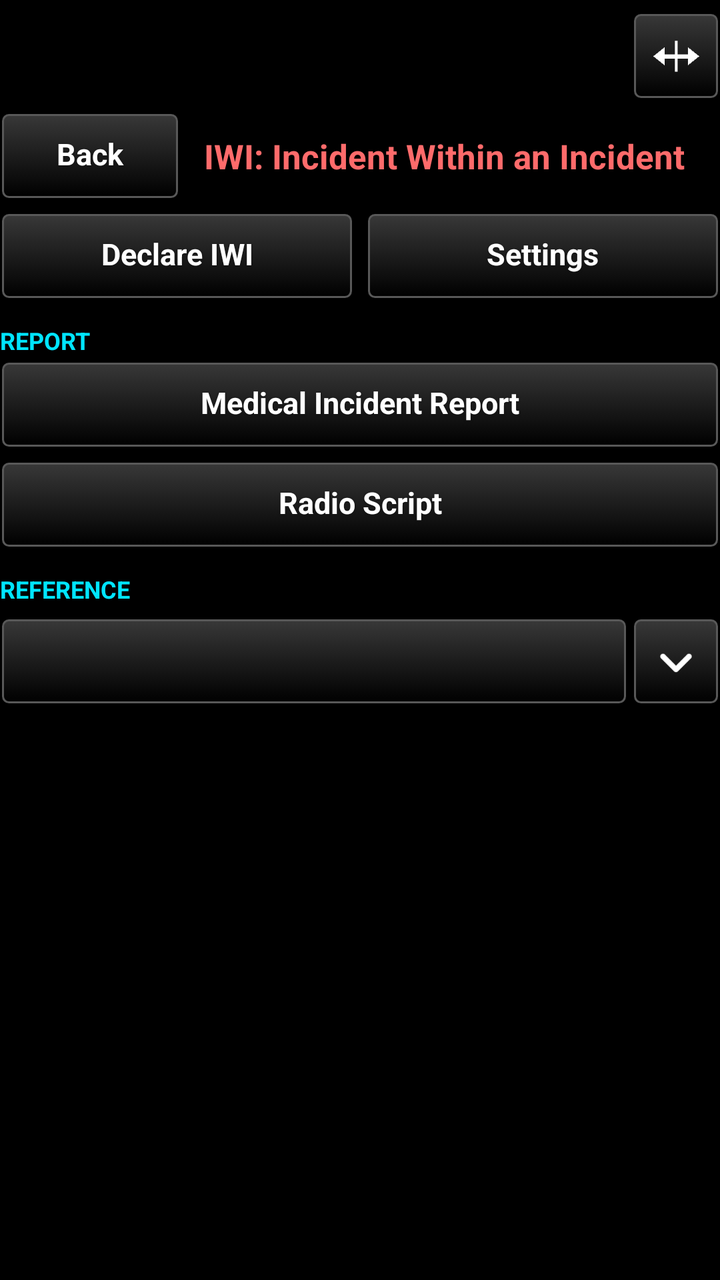
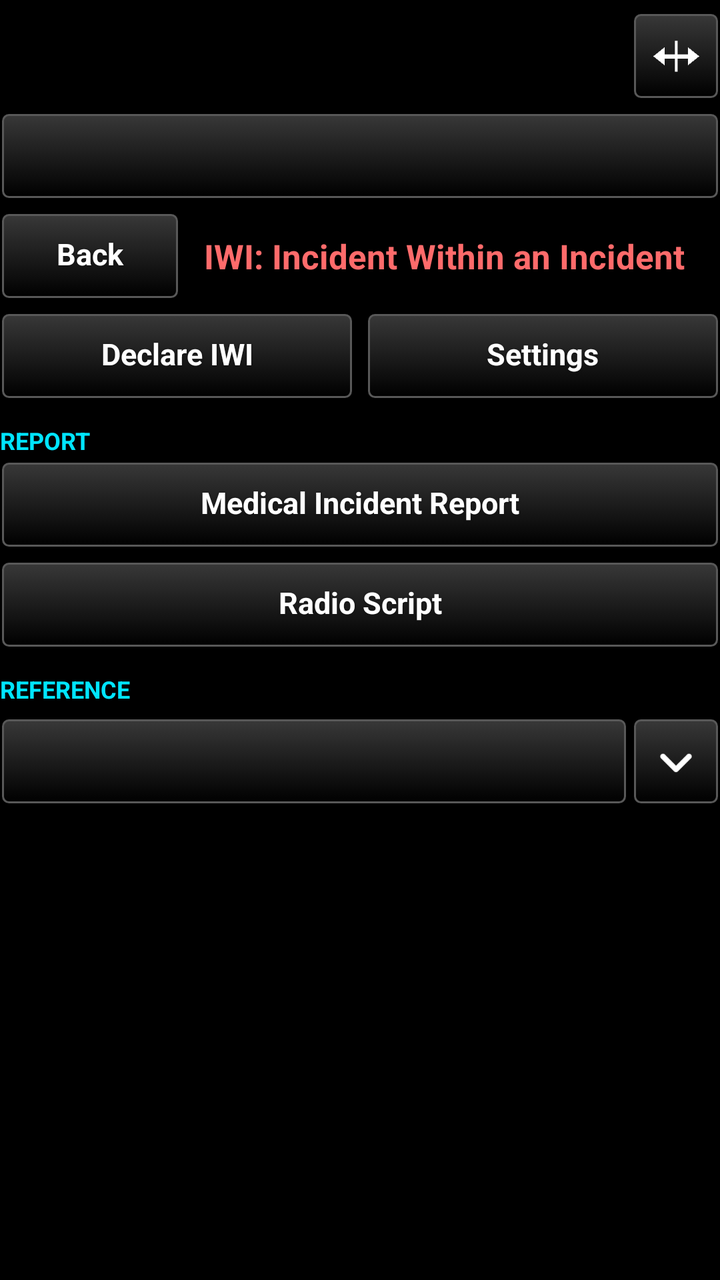

Two renders of the same Android screen: before a commit and after it. Below are the layout's source before the change and the commit's diff.
<!-- AndroidManifest.xml: application theme AppTheme -->
<!-- res/layout/iwi_layout.xml -->
<?xml version="1.0" encoding="utf-8"?>
<LinearLayout xmlns:android="http://schemas.android.com/apk/res/android"
    android:layout_width="match_parent"
    android:layout_height="match_parent"
    android:orientation="vertical"
    android:visibility="visible">

    
    <TextView
        android:id="@+id/iwi_status"
        android:layout_width="match_parent"
        android:layout_height="wrap_content"
        android:paddingTop="8dp"
        android:paddingBottom="4dp"
        android:textSize="13sp"
        android:textColor="@color/amber"
        android:visibility="gone" />

    
    <LinearLayout
        android:id="@+id/iwi_tally"
        android:layout_width="match_parent"
        android:layout_height="44dp"
        android:layout_marginTop="6dp"
        android:orientation="horizontal">

        <TextView
            android:id="@+id/iwi_tally_red"
            android:layout_width="0dp"
            android:layout_height="match_parent"
            android:layout_weight="1"
            android:gravity="center"
            android:textSize="22sp"
            android:textStyle="bold" />

        <TextView
            android:id="@+id/iwi_tally_yellow"
            android:layout_width="0dp"
            android:layout_height="match_parent"
            android:layout_weight="1"
            android:layout_marginLeft="6dp"
            android:gravity="center"
            android:textSize="22sp"
            android:textStyle="bold" />

        <TextView
            android:id="@+id/iwi_tally_green"
            android:layout_width="0dp"
            android:layout_height="match_parent"
            android:layout_weight="1"
            android:layout_marginLeft="6dp"
            android:gravity="center"
            android:textSize="22sp"
            android:textStyle="bold" />

        <TextView
            android:id="@+id/iwi_tally_black"
            android:layout_width="0dp"
            android:layout_height="match_parent"
            android:layout_weight="1"
            android:layout_marginLeft="6dp"
            android:gravity="center"
            android:textSize="22sp"
            android:textStyle="bold" />

        
        <TextView
            android:id="@+id/iwi_tally_total"
            android:layout_width="0dp"
            android:layout_height="match_parent"
            android:layout_weight="1.6"
            android:layout_marginLeft="10dp"
            android:gravity="center"
            android:textSize="22sp"
            android:textStyle="bold"
            android:textColor="@color/white" />

        
        <ImageButton
            android:id="@+id/iwi_btn_wide"
            style="@style/TakwerxIconButton"
            android:layout_width="44dp"
            android:layout_height="match_parent"
            android:layout_weight="0"
            android:layout_marginLeft="6dp"
            android:layout_marginRight="0dp"
            android:contentDescription="@string/iwi_wide_desc"
            android:src="@drawable/ic_wide" />
    </LinearLayout>

    
    <LinearLayout
        android:id="@+id/iwi_main_page"
        android:layout_width="match_parent"
        android:layout_height="0dp"
        android:layout_weight="1"
        android:orientation="vertical">

    <LinearLayout
        android:layout_width="match_parent"
        android:layout_height="wrap_content"
        android:orientation="horizontal"
        android:gravity="center_vertical"
        android:layout_marginTop="6dp">

        <Button
            android:id="@+id/iwi_btn_main_back"
            style="@style/TakwerxButton"
            android:layout_width="wrap_content"
            android:layout_height="wrap_content"
            android:minWidth="90dp"
            android:text="@string/back" />

        <TextView
            android:layout_width="0dp"
            android:layout_weight="1"
            android:layout_height="wrap_content"
            android:layout_marginLeft="12dp"
            android:textSize="17sp"
            android:textStyle="bold"
            android:textColor="@color/tile_iwi"
            android:text="@string/iwi_title" />
    </LinearLayout>

    <ScrollView
        android:id="@+id/iwi_main_scroll"
        android:layout_width="match_parent"
        android:layout_height="0dp"
        android:layout_weight="1"
        android:fadeScrollbars="false"
        android:focusableInTouchMode="true"
        android:descendantFocusability="beforeDescendants">

        <LinearLayout
            android:layout_width="match_parent"
            android:layout_height="wrap_content"
            android:orientation="vertical"
            android:paddingBottom="12dp">

            
            <LinearLayout
                android:id="@+id/iwi_confirm_block"
                android:layout_width="match_parent"
                android:layout_height="wrap_content"
                android:orientation="vertical"
                android:paddingTop="6dp"
                android:paddingBottom="6dp"
                android:visibility="gone">

                <TextView
                    android:id="@+id/iwi_confirm_title"
                    android:layout_width="match_parent"
                    android:layout_height="wrap_content"
                    android:textSize="17sp"
                    android:textStyle="bold"
                    android:textColor="@color/white" />

                <TextView
                    android:id="@+id/iwi_confirm_where"
                    android:layout_width="match_parent"
                    android:layout_height="wrap_content"
                    android:paddingTop="2dp"
                    android:textSize="16sp"
                    android:textColor="@color/state_on" />

                <TextView
                    android:layout_width="match_parent"
                    android:layout_height="wrap_content"
                    android:paddingTop="2dp"
                    android:textSize="13sp"
                    android:textColor="@color/guide_grey"
                    android:text="@string/iwi_confirm_note" />

                
                <FrameLayout
                    android:id="@+id/iwi_confirm_slider"
                    android:layout_width="match_parent"
                    android:layout_height="wrap_content"
                    android:layout_marginTop="8dp" />

                <Button
                    android:id="@+id/iwi_btn_confirm_cancel"
                    style="@style/TakwerxButton"
                    android:layout_width="match_parent"
                    android:layout_height="wrap_content"
                    android:layout_marginTop="8dp"
                    android:text="@string/iwi_cancel" />
            </LinearLayout>

            
            <LinearLayout
                android:id="@+id/iwi_clear_block"
                android:layout_width="match_parent"
                android:layout_height="wrap_content"
                android:orientation="vertical"
                android:paddingTop="6dp"
                android:paddingBottom="6dp"
                android:visibility="gone">

                <TextView
                    android:layout_width="match_parent"
                    android:layout_height="wrap_content"
                    android:textSize="17sp"
                    android:textStyle="bold"
                    android:textColor="@color/white"
                    android:text="@string/iwi_clear_title" />

                <TextView
                    android:layout_width="match_parent"
                    android:layout_height="wrap_content"
                    android:paddingTop="2dp"
                    android:textSize="14sp"
                    android:textColor="@color/guide_grey"
                    android:text="@string/iwi_clear_note" />

                <FrameLayout
                    android:id="@+id/iwi_clear_slider"
                    android:layout_width="match_parent"
                    android:layout_height="wrap_content"
                    android:layout_marginTop="8dp" />

                <Button
                    android:id="@+id/iwi_btn_clear_cancel"
                    style="@style/TakwerxButton"
                    android:layout_width="match_parent"
                    android:layout_height="wrap_content"
                    android:layout_marginTop="8dp"
                    android:text="@string/iwi_cancel" />
            </LinearLayout>

            
            <LinearLayout
                android:id="@+id/iwi_steps_block"
                android:layout_width="match_parent"
                android:layout_height="wrap_content"
                android:orientation="vertical" />

            <LinearLayout
                android:layout_width="match_parent"
                android:layout_height="wrap_content"
                android:orientation="horizontal"
                android:layout_marginTop="6dp">

                <Button
                    android:id="@+id/iwi_btn_declare"
                    style="@style/TakwerxButton"
                    android:layout_width="0dp"
                    android:layout_weight="1"
                    android:layout_height="wrap_content"
                    android:text="@string/iwi_declare" />

                <Button
                    android:id="@+id/iwi_btn_settings"
                    style="@style/TakwerxButton"
                    android:layout_width="0dp"
                    android:layout_weight="1"
                    android:layout_height="wrap_content"
                    android:layout_marginLeft="6dp"
                    android:text="@string/settings" />
            </LinearLayout>

            
            <LinearLayout
                android:id="@+id/iwi_live_block"
                android:layout_width="match_parent"
                android:layout_height="wrap_content"
                android:orientation="vertical"
                android:visibility="gone">

                <TextView
                    style="@style/TakwerxSectionHeading"
                    android:layout_width="match_parent"
                    android:layout_height="wrap_content"
                    android:text="@string/iwi_heading_declared" />

                <TextView
                    android:id="@+id/iwi_live_time"
                    android:layout_width="match_parent"
                    android:layout_height="wrap_content"
                    android:textSize="16sp"
                    android:textStyle="bold"
                    android:textColor="@color/white" />

                <TextView
                    android:id="@+id/iwi_live_patients"
                    android:layout_width="match_parent"
                    android:layout_height="wrap_content"
                    android:paddingTop="2dp"
                    android:textSize="15sp"
                    android:textColor="@color/white" />

                <TextView
                    android:id="@+id/iwi_live_where"
                    android:layout_width="match_parent"
                    android:layout_height="wrap_content"
                    android:paddingTop="2dp"
                    android:textSize="15sp"
                    android:textColor="@color/white" />

                <LinearLayout
                    android:layout_width="match_parent"
                    android:layout_height="wrap_content"
                    android:orientation="horizontal"
                    android:layout_marginTop="6dp">

                    <Button
                        android:id="@+id/iwi_btn_go_iwi"
                        style="@style/TakwerxButton"
                        android:layout_width="0dp"
                        android:layout_weight="1"
                        android:layout_height="wrap_content"
                        android:text="@string/iwi_go_to" />

                    <Button
                        android:id="@+id/iwi_btn_move"
                        style="@style/TakwerxButton"
                        android:layout_width="0dp"
                        android:layout_weight="1"
                        android:layout_height="wrap_content"
                        android:layout_marginLeft="6dp"
                        android:text="@string/iwi_change_location" />
                </LinearLayout>
            </LinearLayout>

            <TextView
                style="@style/TakwerxSectionHeading"
                android:layout_width="match_parent"
                android:layout_height="wrap_content"
                android:text="@string/iwi_heading_report" />

            <Button
                android:id="@+id/iwi_btn_report"
                style="@style/TakwerxButton"
                android:layout_width="match_parent"
                android:layout_height="wrap_content"
                android:text="@string/iwi_mir" />

            <Button
                android:id="@+id/iwi_btn_script"
                style="@style/TakwerxButton"
                android:layout_width="match_parent"
                android:layout_height="wrap_content"
                android:layout_marginTop="6dp"
                android:text="@string/iwi_radio_script" />

            <TextView
                style="@style/TakwerxSectionHeading"
                android:layout_width="match_parent"
                android:layout_height="wrap_content"
                android:text="@string/iwi_heading_reference" />

            
            <LinearLayout
                android:layout_width="match_parent"
                android:layout_height="wrap_content"
                android:orientation="horizontal"
                android:gravity="center_vertical"
                android:layout_marginTop="4dp">

                <Button
                    android:id="@+id/iwi_fold_trauma_head"
                    style="@style/TakwerxButton"
                    android:layout_width="0dp"
                    android:layout_weight="1"
                    android:layout_height="wrap_content" />

                <ImageButton
                    android:id="@+id/iwi_fold_trauma_chev"
                    style="@style/TakwerxIconButton"
                    android:layout_width="44dp"
                    android:layout_weight="0"
                    android:layout_marginRight="0dp"
                    android:contentDescription="@string/show_settings"
                    android:src="@drawable/ic_expand" />
            </LinearLayout>

            <LinearLayout
                android:id="@+id/iwi_fold_trauma_body"
                android:layout_width="match_parent"
                android:layout_height="wrap_content"
                android:orientation="vertical"
                android:paddingTop="4dp"
                android:visibility="gone">

                <TextView
                    android:id="@+id/iwi_trauma_line1"
                    android:layout_width="match_parent"
                    android:layout_height="wrap_content"
                    android:minHeight="44dp"
                    android:gravity="center_vertical"
                    android:paddingTop="4dp"
                    android:paddingBottom="4dp"
                    android:textSize="15sp"
                    android:textColor="@color/white"
                    android:clickable="true"
                    android:focusable="true" />

                <TextView
                    android:id="@+id/iwi_trauma_line2"
                    android:layout_width="match_parent"
                    android:layout_height="wrap_content"
                    android:minHeight="44dp"
                    android:gravity="center_vertical"
                    android:paddingTop="4dp"
                    android:paddingBottom="4dp"
                    android:textSize="15sp"
                    android:textColor="@color/white"
                    android:clickable="true"
                    android:focusable="true"
                    android:visibility="gone" />

                <TextView
                    android:id="@+id/iwi_trauma_note"
                    android:layout_width="match_parent"
                    android:layout_height="wrap_content"
                    android:paddingTop="2dp"
                    android:paddingBottom="8dp"
                    android:textSize="12sp"
                    android:textColor="@color/guide_grey" />
            </LinearLayout>
        </LinearLayout>
    </ScrollView>
    </LinearLayout>

    
    <LinearLayout
        android:id="@+id/iwi_details_page"
        android:layout_width="match_parent"
        android:layout_height="0dp"
        android:layout_weight="1"
        android:orientation="vertical"
        android:visibility="gone">

        <LinearLayout
            android:layout_width="match_parent"
            android:layout_height="wrap_content"
            android:orientation="horizontal"
            android:gravity="center_vertical"
            android:baselineAligned="false"
            android:layout_marginTop="6dp">

            <Button
                android:id="@+id/iwi_btn_details_back"
                style="@style/TakwerxButton"
                android:layout_width="wrap_content"
                android:layout_height="wrap_content"
                android:text="@string/back" />

            <TextView
                android:id="@+id/iwi_details_title"
                android:layout_width="0dp"
                android:layout_weight="1"
                android:layout_height="wrap_content"
                android:layout_marginLeft="8dp"
                android:textSize="18sp"
                android:textStyle="bold"
                android:textColor="@color/white" />

            <Button
                android:id="@+id/iwi_btn_go_to"
                style="@style/TakwerxButton"
                android:layout_width="wrap_content"
                android:layout_height="wrap_content"
                android:text="@string/iwi_go_to" />
        </LinearLayout>

        <TextView
            android:id="@+id/iwi_details_subtitle"
            android:layout_width="match_parent"
            android:layout_height="wrap_content"
            android:textSize="13sp"
            android:textColor="@color/guide_grey"
            android:paddingBottom="6dp" />

        <ScrollView
            android:layout_width="match_parent"
            android:layout_height="0dp"
            android:layout_weight="1"
            android:fadeScrollbars="false">

            <TextView
                android:id="@+id/iwi_details_body"
                android:layout_width="match_parent"
                android:layout_height="wrap_content"
                android:textSize="14sp"
                android:textColor="@color/white"
                android:lineSpacingExtra="4dp"
                android:textIsSelectable="true" />
        </ScrollView>
    </LinearLayout>

    
    <LinearLayout
        android:id="@+id/iwi_report_page"
        android:layout_width="match_parent"
        android:layout_height="0dp"
        android:layout_weight="1"
        android:orientation="vertical"
        android:visibility="gone">

        <LinearLayout
            android:layout_width="match_parent"
            android:layout_height="wrap_content"
            android:orientation="horizontal"
            android:gravity="center_vertical"
            android:layout_marginTop="6dp">

            <Button
                android:id="@+id/iwi_btn_report_back"
                style="@style/TakwerxButton"
                android:layout_width="wrap_content"
                android:layout_height="wrap_content"
                android:minWidth="90dp"
                android:text="@string/back" />

            <TextView
                android:layout_width="0dp"
                android:layout_weight="1"
                android:layout_height="wrap_content"
                android:layout_marginLeft="12dp"
                android:textSize="17sp"
                android:textStyle="bold"
                android:textColor="@color/white"
                android:text="@string/iwi_mir" />

            <Button
                android:id="@+id/iwi_btn_report_script"
                style="@style/TakwerxButton"
                android:layout_width="wrap_content"
                android:layout_height="wrap_content"
                android:text="@string/iwi_radio_script" />
        </LinearLayout>

        <ScrollView
            android:layout_width="match_parent"
            android:layout_height="0dp"
            android:layout_weight="1"
            android:fadeScrollbars="false">

            <LinearLayout
                android:id="@+id/iwi_report_container"
                android:layout_width="match_parent"
                android:layout_height="wrap_content"
                android:orientation="vertical"
                android:paddingBottom="24dp" />
        </ScrollView>
    </LinearLayout>

    
    <LinearLayout
        android:id="@+id/iwi_script_page"
        android:layout_width="match_parent"
        android:layout_height="0dp"
        android:layout_weight="1"
        android:orientation="vertical"
        android:visibility="gone">

        <LinearLayout
            android:layout_width="match_parent"
            android:layout_height="wrap_content"
            android:orientation="horizontal"
            android:gravity="center_vertical"
            android:layout_marginTop="6dp">

            <Button
                android:id="@+id/iwi_btn_script_back"
                style="@style/TakwerxButton"
                android:layout_width="wrap_content"
                android:layout_height="wrap_content"
                android:minWidth="90dp"
                android:text="@string/back" />

            <TextView
                android:layout_width="0dp"
                android:layout_weight="1"
                android:layout_height="wrap_content"
                android:layout_marginLeft="12dp"
                android:textSize="17sp"
                android:textStyle="bold"
                android:textColor="@color/white"
                android:text="@string/iwi_radio_script" />
        </LinearLayout>

        <ScrollView
            android:layout_width="match_parent"
            android:layout_height="0dp"
            android:layout_weight="1"
            android:fadeScrollbars="false">

            <LinearLayout
                android:id="@+id/iwi_script_container"
                android:layout_width="match_parent"
                android:layout_height="wrap_content"
                android:orientation="vertical"
                android:paddingBottom="24dp" />
        </ScrollView>
    </LinearLayout>

</LinearLayout>
<!-- resources referenced by this layout -->
<resources>
  <color name="amber">#FFC107</color>
  <color name="guide_grey">#BBBBBB</color>
  <color name="state_on">#3ddc61</color>
  <color name="tile_iwi">#FF6B6B</color>
  <color name="white">#ffffff</color>
  <string name="back">Back</string>
  <string name="iwi_cancel">Cancel</string>
  <string name="iwi_change_location">Change Location</string>
  <string name="iwi_clear_note">This removes the IWI marker from your map and erases the patient details in the report on this device.\n\nWho you call and the frequencies (items 1 and 6) are kept for the next one.\n\nIt does not remove the marker from anyone you sent it to.</string>
  <string name="iwi_clear_title">Clear this IWI?</string>
  <string name="iwi_confirm_note">Press and drag the marker to put it exactly where the patient is.</string>
  <string name="iwi_declare">Declare IWI</string>
  <string name="iwi_go_to">Go To</string>
  <string name="iwi_heading_declared">IWI declared</string>
  <string name="iwi_heading_reference">Reference</string>
  <string name="iwi_heading_report">Report</string>
  <string name="iwi_mir">Medical Incident Report</string>
  <string name="iwi_radio_script">Radio Script</string>
  <string name="iwi_title">IWI: Incident Within an Incident</string>
  <string name="iwi_wide_desc">Wide or narrow</string>
  <string name="settings">Settings</string>
  <string name="show_settings">Open or close</string>
  <style name="TakwerxIconButton">
          <item name="android:layout_width">0dp</item>
          <item name="android:layout_weight">1</item>
          <item name="android:layout_height">44dp</item>
          <item name="android:layout_marginLeft">2dp</item>
          <item name="android:layout_marginRight">2dp</item>
          <item name="android:background">@drawable/btn_gray</item>
          <item name="android:scaleType">centerInside</item>
          <item name="android:padding">9dp</item>
      </style>
  <style name="TakwerxSectionHeading">
          <item name="android:textSize">12sp</item>
          <item name="android:textAllCaps">true</item>
          <item name="android:textStyle">bold</item>
          <item name="android:textColor">#00E5FF</item>
          <item name="android:paddingTop">12dp</item>
          <item name="android:paddingBottom">2dp</item>
      </style>
  <style name="AppTheme" parent="@android:style/Theme.Holo">
          <item name="android:buttonStyle">@android:style/Widget.Button</item>
          <item name="android:imageButtonStyle">@android:style/Widget.Button</item>
          <item name="android:buttonStyleToggle">@android:style/Widget.Button</item>
          <item name="android:spinnerStyle">@style/ATAKSpinner</item>
          <item name="android:spinnerItemStyle">@style/ATAKSpinnerItem</item>
          <item name="android:editTextStyle">@style/ATAKEditText</item>
      </style>
  <style name="ATAKSpinner" parent="@android:style/Widget.Spinner">
          <item name="android:spinnerMode">dialog</item>
      </style>
  <style name="ATAKSpinnerItem">
          <item name="android:textColor">@android:color/white</item>
          <item name="android:dropDownVerticalOffset">0dip</item>
          <item name="android:dropDownHorizontalOffset">0dip</item>
          <item name="android:dropDownWidth">wrap_content</item>
          <item name="android:gravity">left|center_vertical</item>
      </style>
  <style name="ATAKEditText" parent="@android:style/Widget.EditText">
          
          
  
          
          <item name="android:imeOptions">flagNoFullscreen</item>
      </style>
  <color name="darker_gray">#121212</color>
  <dimen name="fontSize">14sp</dimen>
  <!-- unchanged entries left out for length: 8 -->
</resources>

<!-- the commit's change to res/layout/iwi_layout.xml (unified diff, before → after) -->
@@ -89,6 +89,15 @@
     </LinearLayout>
 
     
+    <Button
+        android:id="@+id/iwi_steps_bar"
+        style="@style/TakwerxButton"
+        android:layout_width="match_parent"
+        android:layout_height="wrap_content"
+        android:layout_marginTop="6dp"
+        android:gravity="start|center_vertical" />
+
+    
     <LinearLayout
         android:id="@+id/iwi_main_page"
         android:layout_width="match_parent"
